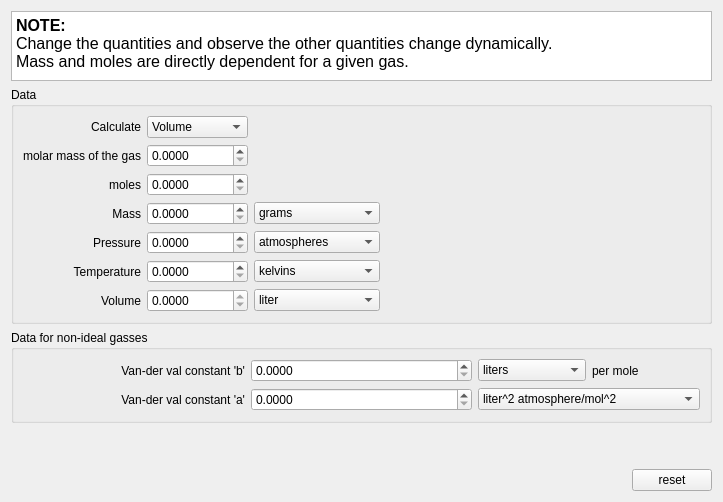
Before: the Qt Designer form src/calculator/gasCalculator.ui in KDE/kalzium, drawn with Qt 5.
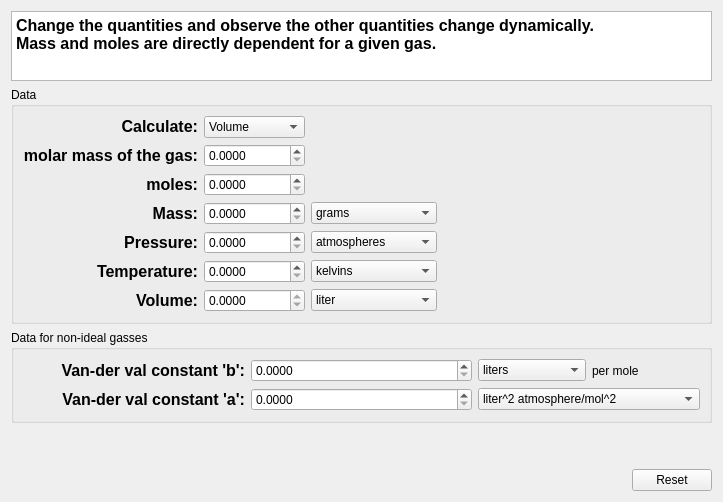
After: the same form once the commit is applied. Custom widgets are drawn as their Qt base class.

Diff of the .ui file:
```diff
--- a/src/calculator/gasCalculator.ui
+++ b/src/calculator/gasCalculator.ui
@@ -21,7 +21,7 @@
 &lt;html&gt;&lt;head&gt;&lt;meta name=&quot;qrichtext&quot; content=&quot;1&quot; /&gt;&lt;style type=&quot;text/css&quot;&gt;
 p, li { white-space: pre-wrap; }
 &lt;/style&gt;&lt;/head&gt;&lt;body style=&quot; font-family:'DejaVu Sans'; font-size:9pt; font-weight:400; font-style:normal;&quot;&gt;
-&lt;p style=&quot; margin-top:0px; margin-bottom:0px; margin-left:0px; margin-right:0px; -qt-block-indent:0; text-indent:0px;&quot;&gt;&lt;span style=&quot; font-size:12pt; font-weight:600;&quot;&gt;NOTE:&lt;br /&gt;&lt;/span&gt;&lt;span style=&quot; font-size:12pt;&quot;&gt;Change the quantities and observe the other quantities change dynamically.&lt;br /&gt;Mass and moles are directly dependent for a given gas.&lt;/span&gt;&lt;/p&gt;&lt;/body&gt;&lt;/html&gt;</string>
+&lt;p style=&quot; margin-top:0px; margin-bottom:0px; margin-left:0px; margin-right:0px; -qt-block-indent:0; text-indent:0px;&quot;&gt;&lt;span style=&quot; font-size:12pt; font-weight:600;&quot;&gt;Change the quantities and observe the other quantities change dynamically.&lt;br /&gt;Mass and moles are directly dependent for a given gas.&lt;/span&gt;&lt;/p&gt;&lt;/body&gt;&lt;/html&gt;</string>
      </property>
     </widget>
    </item>
@@ -34,7 +34,11 @@
       <item row="1" column="0">
        <widget class="QLabel" name="label_2">
         <property name="text">
-         <string>molar mass of the gas</string>
+         <string>&lt;!DOCTYPE HTML PUBLIC &quot;-//W3C//DTD HTML 4.0//EN&quot; &quot;http://www.w3.org/TR/REC-html40/strict.dtd&quot;&gt;
+&lt;html&gt;&lt;head&gt;&lt;meta name=&quot;qrichtext&quot; content=&quot;1&quot; /&gt;&lt;style type=&quot;text/css&quot;&gt;
+p, li { white-space: pre-wrap; }
+&lt;/style&gt;&lt;/head&gt;&lt;body style=&quot; font-family:'DejaVu Sans'; font-size:9pt; font-weight:400; font-style:normal;&quot;&gt;
+&lt;p style=&quot; margin-top:0px; margin-bottom:0px; margin-left:0px; margin-right:0px; -qt-block-indent:0; text-indent:0px;&quot;&gt;&lt;span style=&quot; font-size:12pt; font-weight:600;&quot;&gt;molar mass of the gas:&lt;/span&gt;&lt;/p&gt;&lt;/body&gt;&lt;/html&gt;</string>
         </property>
         <property name="alignment">
          <set>Qt::AlignRight|Qt::AlignTrailing|Qt::AlignVCenter</set>
@@ -54,7 +58,11 @@
       <item row="2" column="0">
        <widget class="QLabel" name="label_25">
         <property name="text">
-         <string>moles</string>
+         <string>&lt;!DOCTYPE HTML PUBLIC &quot;-//W3C//DTD HTML 4.0//EN&quot; &quot;http://www.w3.org/TR/REC-html40/strict.dtd&quot;&gt;
+&lt;html&gt;&lt;head&gt;&lt;meta name=&quot;qrichtext&quot; content=&quot;1&quot; /&gt;&lt;style type=&quot;text/css&quot;&gt;
+p, li { white-space: pre-wrap; }
+&lt;/style&gt;&lt;/head&gt;&lt;body style=&quot; font-family:'DejaVu Sans'; font-size:9pt; font-weight:400; font-style:normal;&quot;&gt;
+&lt;p style=&quot; margin-top:0px; margin-bottom:0px; margin-left:0px; margin-right:0px; -qt-block-indent:0; text-indent:0px;&quot;&gt;&lt;span style=&quot; font-size:12pt; font-weight:600;&quot;&gt;moles:&lt;/span&gt;&lt;/p&gt;&lt;/body&gt;&lt;/html&gt;</string>
         </property>
         <property name="alignment">
          <set>Qt::AlignRight|Qt::AlignTrailing|Qt::AlignVCenter</set>
@@ -74,7 +82,11 @@
       <item row="3" column="0">
        <widget class="QLabel" name="label_24">
         <property name="text">
-         <string>Mass</string>
+         <string>&lt;!DOCTYPE HTML PUBLIC &quot;-//W3C//DTD HTML 4.0//EN&quot; &quot;http://www.w3.org/TR/REC-html40/strict.dtd&quot;&gt;
+&lt;html&gt;&lt;head&gt;&lt;meta name=&quot;qrichtext&quot; content=&quot;1&quot; /&gt;&lt;style type=&quot;text/css&quot;&gt;
+p, li { white-space: pre-wrap; }
+&lt;/style&gt;&lt;/head&gt;&lt;body style=&quot; font-family:'DejaVu Sans'; font-size:9pt; font-weight:400; font-style:normal;&quot;&gt;
+&lt;p style=&quot; margin-top:0px; margin-bottom:0px; margin-left:0px; margin-right:0px; -qt-block-indent:0; text-indent:0px;&quot;&gt;&lt;span style=&quot; font-size:12pt; font-weight:600;&quot;&gt;Mass:&lt;/span&gt;&lt;/p&gt;&lt;/body&gt;&lt;/html&gt;</string>
         </property>
         <property name="alignment">
          <set>Qt::AlignRight|Qt::AlignTrailing|Qt::AlignVCenter</set>
@@ -141,7 +153,11 @@
       <item row="4" column="0">
        <widget class="QLabel" name="label_27">
         <property name="text">
-         <string>Pressure</string>
+         <string>&lt;!DOCTYPE HTML PUBLIC &quot;-//W3C//DTD HTML 4.0//EN&quot; &quot;http://www.w3.org/TR/REC-html40/strict.dtd&quot;&gt;
+&lt;html&gt;&lt;head&gt;&lt;meta name=&quot;qrichtext&quot; content=&quot;1&quot; /&gt;&lt;style type=&quot;text/css&quot;&gt;
+p, li { white-space: pre-wrap; }
+&lt;/style&gt;&lt;/head&gt;&lt;body style=&quot; font-family:'DejaVu Sans'; font-size:9pt; font-weight:400; font-style:normal;&quot;&gt;
+&lt;p style=&quot; margin-top:0px; margin-bottom:0px; margin-left:0px; margin-right:0px; -qt-block-indent:0; text-indent:0px;&quot;&gt;&lt;span style=&quot; font-size:12pt; font-weight:600;&quot;&gt;Pressure:&lt;/span&gt;&lt;/p&gt;&lt;/body&gt;&lt;/html&gt;</string>
         </property>
         <property name="alignment">
          <set>Qt::AlignRight|Qt::AlignTrailing|Qt::AlignVCenter</set>
@@ -200,7 +216,11 @@
       <item row="5" column="0">
        <widget class="QLabel" name="label_29">
         <property name="text">
-         <string>Temperature</string>
+         <string>&lt;!DOCTYPE HTML PUBLIC &quot;-//W3C//DTD HTML 4.0//EN&quot; &quot;http://www.w3.org/TR/REC-html40/strict.dtd&quot;&gt;
+&lt;html&gt;&lt;head&gt;&lt;meta name=&quot;qrichtext&quot; content=&quot;1&quot; /&gt;&lt;style type=&quot;text/css&quot;&gt;
+p, li { white-space: pre-wrap; }
+&lt;/style&gt;&lt;/head&gt;&lt;body style=&quot; font-family:'DejaVu Sans'; font-size:9pt; font-weight:400; font-style:normal;&quot;&gt;
+&lt;p style=&quot; margin-top:0px; margin-bottom:0px; margin-left:0px; margin-right:0px; -qt-block-indent:0; text-indent:0px;&quot;&gt;&lt;span style=&quot; font-size:12pt; font-weight:600;&quot;&gt;Temperature:&lt;/span&gt;&lt;/p&gt;&lt;/body&gt;&lt;/html&gt;</string>
         </property>
         <property name="alignment">
          <set>Qt::AlignRight|Qt::AlignTrailing|Qt::AlignVCenter</set>
@@ -249,7 +269,11 @@
       <item row="6" column="0">
        <widget class="QLabel" name="label_26">
         <property name="text">
-         <string>Volume</string>
+         <string>&lt;!DOCTYPE HTML PUBLIC &quot;-//W3C//DTD HTML 4.0//EN&quot; &quot;http://www.w3.org/TR/REC-html40/strict.dtd&quot;&gt;
+&lt;html&gt;&lt;head&gt;&lt;meta name=&quot;qrichtext&quot; content=&quot;1&quot; /&gt;&lt;style type=&quot;text/css&quot;&gt;
+p, li { white-space: pre-wrap; }
+&lt;/style&gt;&lt;/head&gt;&lt;body style=&quot; font-family:'DejaVu Sans'; font-size:9pt; font-weight:400; font-style:normal;&quot;&gt;
+&lt;p style=&quot; margin-top:0px; margin-bottom:0px; margin-left:0px; margin-right:0px; -qt-block-indent:0; text-indent:0px;&quot;&gt;&lt;span style=&quot; font-size:12pt; font-weight:600;&quot;&gt;Volume:&lt;/span&gt;&lt;/p&gt;&lt;/body&gt;&lt;/html&gt;</string>
         </property>
         <property name="alignment">
          <set>Qt::AlignRight|Qt::AlignTrailing|Qt::AlignVCenter</set>
@@ -314,7 +338,11 @@
       <item row="0" column="0">
        <widget class="QLabel" name="label_3">
         <property name="text">
-         <string>Calculate</string>
+         <string>&lt;!DOCTYPE HTML PUBLIC &quot;-//W3C//DTD HTML 4.0//EN&quot; &quot;http://www.w3.org/TR/REC-html40/strict.dtd&quot;&gt;
+&lt;html&gt;&lt;head&gt;&lt;meta name=&quot;qrichtext&quot; content=&quot;1&quot; /&gt;&lt;style type=&quot;text/css&quot;&gt;
+p, li { white-space: pre-wrap; }
+&lt;/style&gt;&lt;/head&gt;&lt;body style=&quot; font-family:'DejaVu Sans'; font-size:9pt; font-weight:400; font-style:normal;&quot;&gt;
+&lt;p style=&quot; margin-top:0px; margin-bottom:0px; margin-left:0px; margin-right:0px; -qt-block-indent:0; text-indent:0px;&quot;&gt;&lt;span style=&quot; font-size:12pt; font-weight:600;&quot;&gt;Calculate:&lt;/span&gt;&lt;/p&gt;&lt;/body&gt;&lt;/html&gt;</string>
         </property>
         <property name="alignment">
          <set>Qt::AlignRight|Qt::AlignTrailing|Qt::AlignVCenter</set>
@@ -362,7 +390,11 @@
         <item row="0" column="0">
          <widget class="QLabel" name="label_30">
           <property name="text">
-           <string>Van-der val constant 'b'</string>
+           <string>&lt;!DOCTYPE HTML PUBLIC &quot;-//W3C//DTD HTML 4.0//EN&quot; &quot;http://www.w3.org/TR/REC-html40/strict.dtd&quot;&gt;
+&lt;html&gt;&lt;head&gt;&lt;meta name=&quot;qrichtext&quot; content=&quot;1&quot; /&gt;&lt;style type=&quot;text/css&quot;&gt;
+p, li { white-space: pre-wrap; }
+&lt;/style&gt;&lt;/head&gt;&lt;body style=&quot; font-family:'DejaVu Sans'; font-size:9pt; font-weight:400; font-style:normal;&quot;&gt;
+&lt;p style=&quot; margin-top:0px; margin-bottom:0px; margin-left:0px; margin-right:0px; -qt-block-indent:0; text-indent:0px;&quot;&gt;&lt;span style=&quot; font-size:12pt; font-weight:600;&quot;&gt;Van-der val constant 'b':&lt;/span&gt;&lt;/p&gt;&lt;/body&gt;&lt;/html&gt;</string>
           </property>
           <property name="alignment">
            <set>Qt::AlignRight|Qt::AlignTrailing|Qt::AlignVCenter</set>
@@ -372,7 +404,11 @@
         <item row="1" column="0">
          <widget class="QLabel" name="label_28">
           <property name="text">
-           <string>Van-der val constant 'a'</string>
+           <string>&lt;!DOCTYPE HTML PUBLIC &quot;-//W3C//DTD HTML 4.0//EN&quot; &quot;http://www.w3.org/TR/REC-html40/strict.dtd&quot;&gt;
+&lt;html&gt;&lt;head&gt;&lt;meta name=&quot;qrichtext&quot; content=&quot;1&quot; /&gt;&lt;style type=&quot;text/css&quot;&gt;
+p, li { white-space: pre-wrap; }
+&lt;/style&gt;&lt;/head&gt;&lt;body style=&quot; font-family:'DejaVu Sans'; font-size:9pt; font-weight:400; font-style:normal;&quot;&gt;
+&lt;p style=&quot; margin-top:0px; margin-bottom:0px; margin-left:0px; margin-right:0px; -qt-block-indent:0; text-indent:0px;&quot;&gt;&lt;span style=&quot; font-size:12pt; font-weight:600;&quot;&gt;Van-der val constant 'a':&lt;/span&gt;&lt;/p&gt;&lt;/body&gt;&lt;/html&gt;</string>
           </property>
           <property name="alignment">
            <set>Qt::AlignRight|Qt::AlignTrailing|Qt::AlignVCenter</set>
@@ -490,7 +526,7 @@
      <item>
       <widget class="QPushButton" name="reset">
        <property name="text">
-        <string>reset</string>
+        <string>Reset</string>
        </property>
       </widget>
      </item>
```
